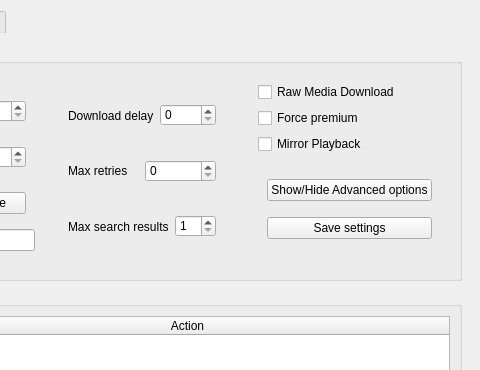
Old version of the form src/onthespot/gui/qtui/main.ui in the repository moddroid94/onthespot; both pictures show x 505 to 985 and y 0 to 370 of the 985 by 697 pixel window.
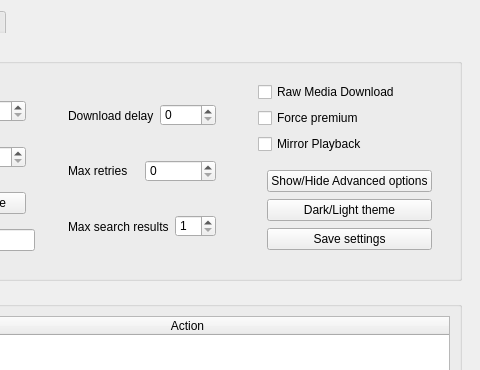
New version of the form. The open tabs and pages were chosen to show the change. Icons and pictures are not drawn.

Commit message:
Add Dark mode
https://github.com/casualsnek/onthespot/pull/130/files

What changed in the file:
```diff
--- a/src/onthespot/gui/qtui/main.ui
+++ b/src/onthespot/gui/qtui/main.ui
@@ -902,6 +902,13 @@
                    </property>
                   </widget>
                  </item>
+                 <item>
+                  <widget class="QPushButton" name="toggle_theme_button">
+                   <property name="text">
+                    <string>Dark/Light theme</string>
+                   </property>
+                  </widget>
+                 </item>
                  <item>
                   <widget class="QPushButton" name="btn_save_config">
                    <property name="text">
```
The commit also changes 10 other files.
